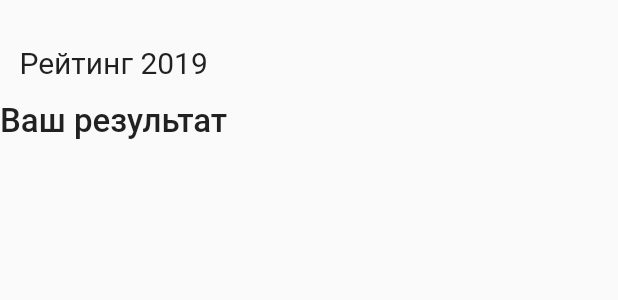
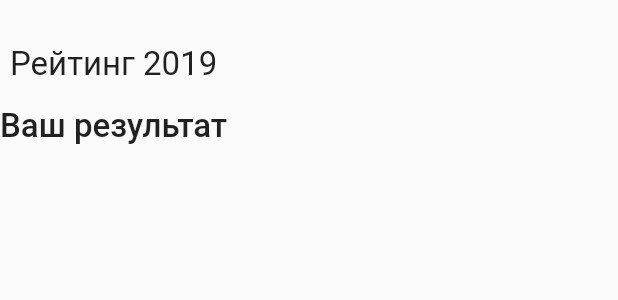
Before and after one commit to gicha/oil_watcher, a Flutter app: the DashBoardTitle widget shown alone on an empty page, opened directly, on a phone screen of 412 x 824 dp. Shown: the top 300 px of the screen. Run offline on Flutter 3.47's test engine with Material 2 defaults, Android fonts, the phone set to English and light mode, and no system bars; our stand-ins replace auto_size_text, bloc, built_collection, built_value, cached_network_image, dio and 8 more; missing offline and left inert: encrypt; generated files the repository leaves out were written again; network calls fail; statements that could not run were skipped.

Commit message:
view fixes

```diff
--- a/lib/screens/auth/widgets/form_field.dart
+++ b/lib/screens/auth/widgets/form_field.dart
@@ -33,7 +33,7 @@ class AuthFormField extends StatelessWidget {
           focusNode: focus,
           obscureText: !(isPasswordVisible == true) && isPassword,
           keyboardType: TextInputType.text,
-          textInputAction: TextInputAction.done,
+          textInputAction: isPassword ? TextInputAction.done : TextInputAction.next,
           onFieldSubmitted: (term) => submit(),
           decoration: InputDecoration(
             labelText: label,
--- a/lib/screens/main/view/index.dart
+++ b/lib/screens/main/view/index.dart
@@ -1,4 +1,4 @@
-import 'package:flutter/material.dart';
+import 'package:flutter/cupertino.dart';
 import 'package:flutter_bloc/flutter_bloc.dart';
 import 'package:oil_watcher/blocs/blocs.dart';
 import 'package:oil_watcher/screens/compairing/index.dart';
@@ -38,7 +38,8 @@ class _MainViewState extends State<MainView> {
                 child: SingleChildScrollView(
                   child: Column(
                     children: <Widget>[
-                      DashBoardTitle(),
+                      // DashBoardTitle(),
+                      SizedBox(height: 20),
                       GestureDetector(
                         onTap: () => Navigator.of(context).push(PageTransition(
                             type: PageTransitionType.fade, child: CompairingScreen(oilForms: state.oilForm))),
--- a/lib/screens/main/widgets/info_card.dart
+++ b/lib/screens/main/widgets/info_card.dart
@@ -30,7 +30,7 @@ class InfoCard extends StatelessWidget {
           children: <Widget>[
             Text(
               Config.company,
-              style: ITTextStyle(fontSize: 20, fontWeight: FontWeight.w400, color: ITColors.bg),
+              style: ITTextStyle(fontSize: 24, fontWeight: FontWeight.w400, color: ITColors.bg),
             ),
             SizedBox(height: 10),
             Text(
--- a/lib/screens/main/widgets/title.dart
+++ b/lib/screens/main/widgets/title.dart
@@ -11,7 +11,7 @@ class DashBoardTitle extends StatelessWidget {
           SizedBox(height: 30),
           Text(
             "Рейтинг 2019",
-            style: ITTextStyle(fontSize: 20, fontWeight: FontWeight.w400),
+            style: ITTextStyle(fontSize: 22, fontWeight: FontWeight.w400),
           ),
           SizedBox(height: 15),
           Text(
```
Also changed, not shown: lib/screens/info/view/index.dart (+4 -3 lines).
